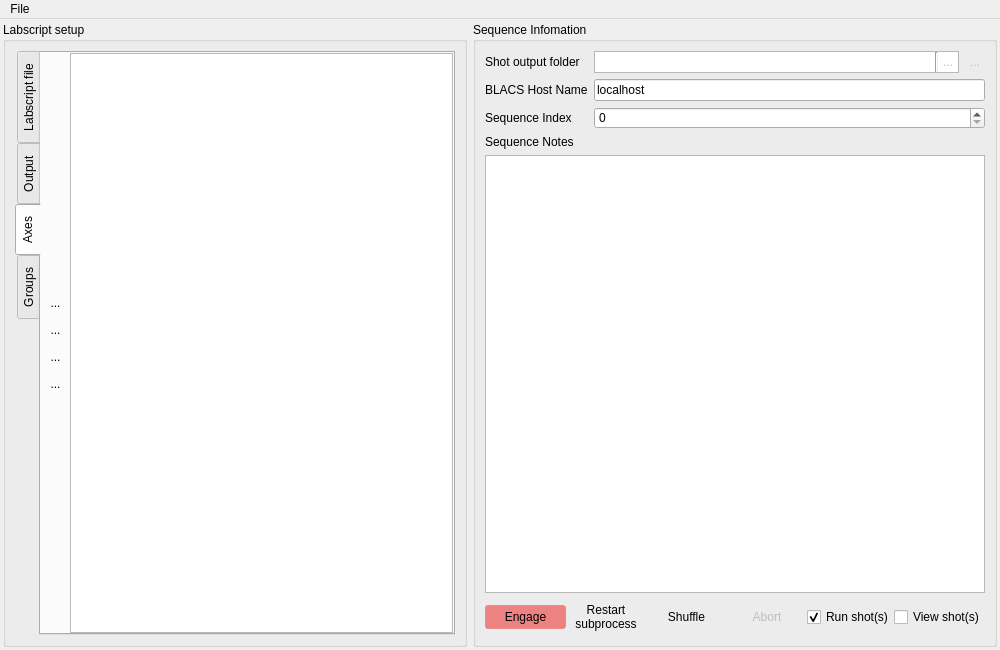
Old version of the form main.ui in the repository labscript-suite-archive-oldfinal1/spielman-runmanager--forked-from--labscript_suite-runmanager.
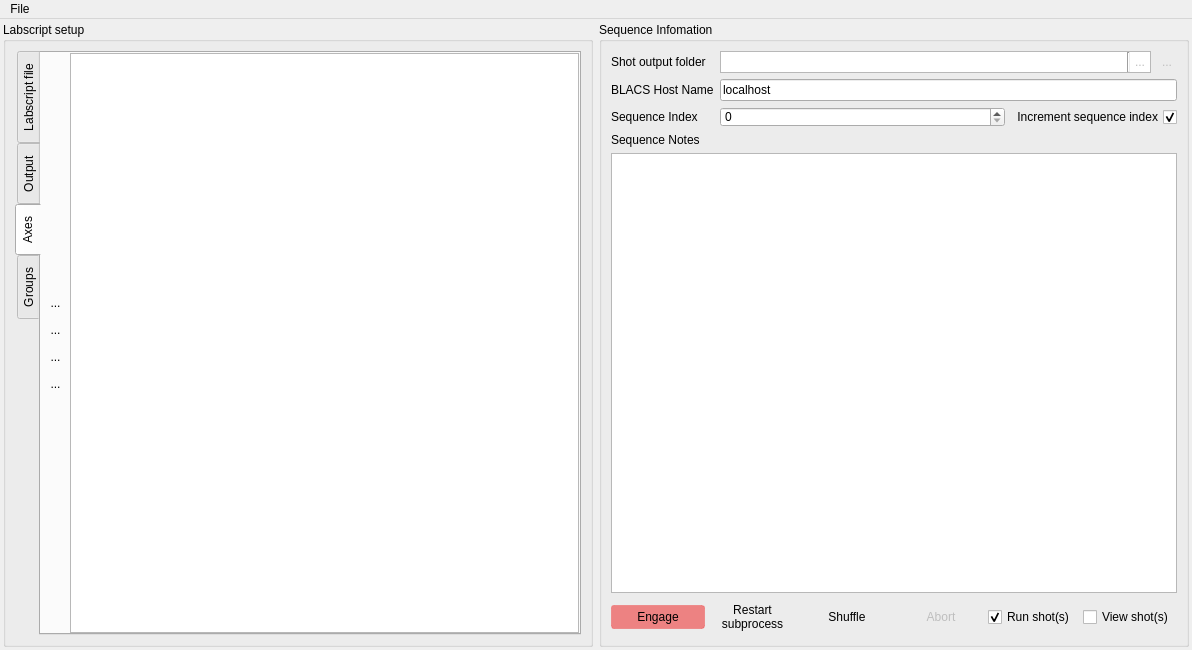
New version of the form. The open tabs and pages were chosen to show the change. Icons and pictures are not drawn. Custom widgets are drawn as their Qt base class.

Commit message: Added option to turn off incrementing of sequence index if desired.  Intended to be used during the debug phase of operation.

```diff
--- a/main.ui
+++ b/main.ui
@@ -6,7 +6,7 @@
    <rect>
     <x>0</x>
     <y>0</y>
-    <width>1000</width>
+    <width>1192</width>
     <height>650</height>
    </rect>
   </property>
@@ -434,8 +434,8 @@
                  <rect>
                   <x>0</x>
                   <y>0</y>
-                  <width>71</width>
-                  <height>71</height>
+                  <width>442</width>
+                  <height>558</height>
                  </rect>
                 </property>
                 <layout class="QVBoxLayout" name="verticalLayout_7">
@@ -819,6 +819,8 @@
           </widget>
          </item>
          <item row="2" column="1">
+          <layout class="QHBoxLayout" name="horizontalLayout_9">
+           <item>
           <widget class="QPadSpinBox" name="spinBox_SequenceIndex">
            <property name="sizePolicy">
             <sizepolicy hsizetype="Expanding" vsizetype="Fixed">
@@ -843,6 +845,24 @@
            </property>
           </widget>
          </item>
+           <item>
+            <widget class="QCheckBox" name="increment_checkBox">
+             <property name="toolTip">
+              <string>Update sequence index on engage.  If not depressed you will overwrite data.</string>
+             </property>
+             <property name="layoutDirection">
+              <enum>Qt::RightToLeft</enum>
+             </property>
+             <property name="text">
+              <string>Increment sequence index</string>
+             </property>
+             <property name="checked">
+              <bool>true</bool>
+             </property>
+            </widget>
+           </item>
+          </layout>
+         </item>
         </layout>
        </item>
        <item>
@@ -1027,8 +1047,8 @@
     <rect>
      <x>0</x>
      <y>0</y>
-     <width>1000</width>
-     <height>21</height>
+     <width>1192</width>
+     <height>31</height>
     </rect>
    </property>
    <widget class="QMenu" name="menuFile">
```
Left out of the diff: 52 changed lines with no effect on the pictures. Lines whose indentation alone changed are shown as unchanged. The commit also changes 2 other files.
